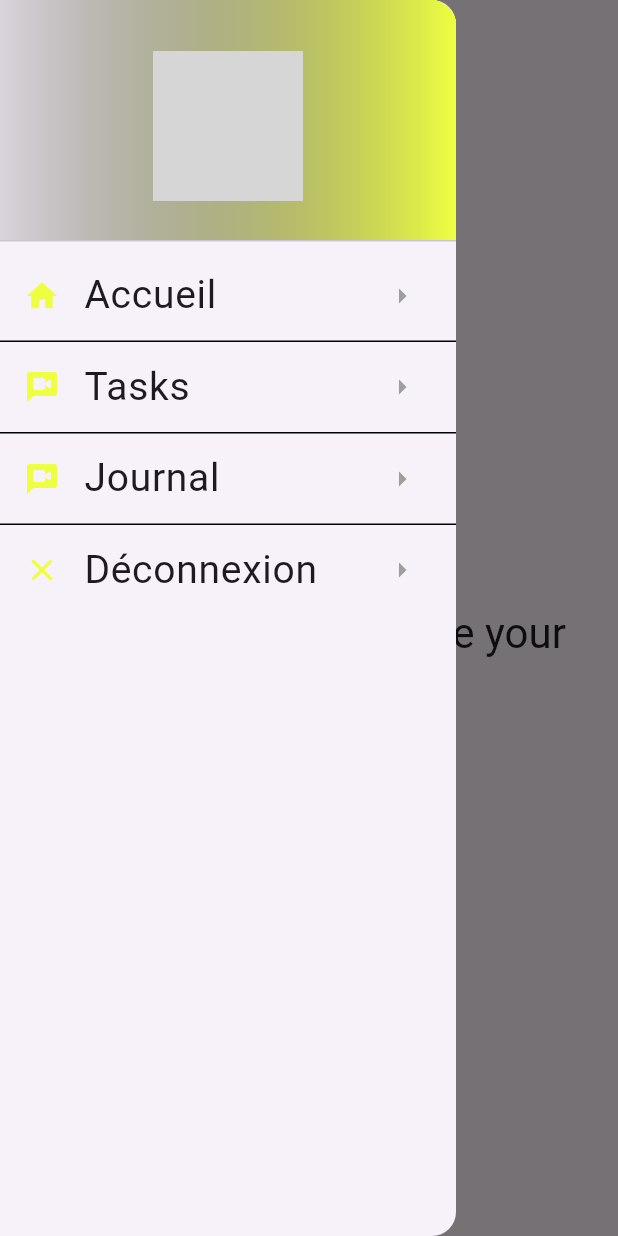
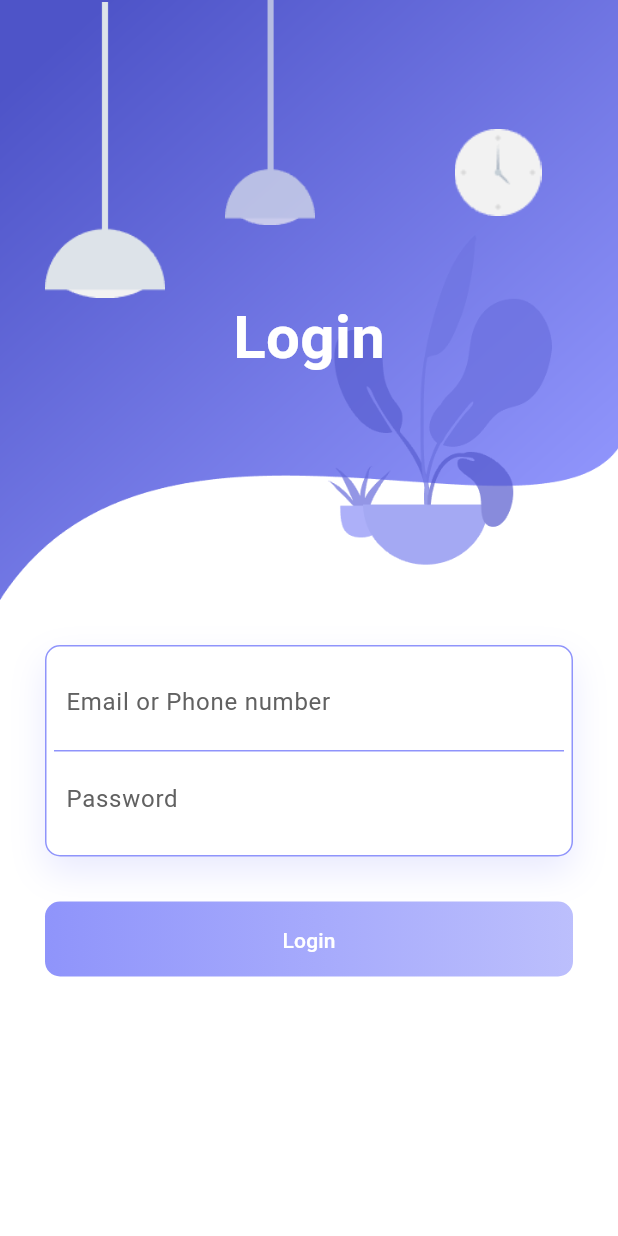
Before and after one commit to Enis-Hachicha/projet_flutter, a Flutter app: the HomePage screen opened by its route, in the side drawer, after a tap on "Déconnexion", on a phone screen of 412 x 824 dp. Run offline on Flutter 3.47's test engine with Material 3 defaults, Android fonts, the phone set to English and light mode, and no system bars; our stand-ins replace animate_do, sqflite; accounts and stored records are empty; grey boxes are pictures that could not be loaded.

Commit message:
last commit

```diff
--- a/lib/main.dart
+++ b/lib/main.dart
@@ -2,6 +2,7 @@ import 'package:flutter/material.dart';
 import 'package:testapp/pages/homePage.dart';
 import 'package:testapp/pages/Tasks.dart';
 import 'package:testapp/pages/Journal.dart';
+import 'package:testapp/pages/loginPage.dart';
 
 void main() {
   runApp(testapp());
@@ -14,6 +15,9 @@ class testapp extends StatelessWidget {
   Widget build(BuildContext context) {
     return MaterialApp(
       routes: {
+        "/login": (context){
+        return LoginPage();
+        },
         "/home": (context){
           return HomePage();
         },
@@ -26,7 +30,7 @@ class testapp extends StatelessWidget {
       },
       debugShowCheckedModeBanner: false,
       theme: ThemeData(primarySwatch: Colors.indigo),
-      initialRoute: "/home",
+      initialRoute: "/login",
     );
   }
 }
--- a/lib/pages/homePage.dart
+++ b/lib/pages/homePage.dart
@@ -11,7 +11,7 @@ class HomePage extends StatelessWidget{
 
       ),
       appBar: AppBar(title: Text("Home Page"),),
-      body: Center(child: Text("This page will try to make your life easier",
+      body: Center(child: Text("Welcome Enis Hachicha",
         style: Theme.of(context).textTheme.headlineMedium,
       ),
       ),
--- /dev/null
+++ b/lib/pages/loginPage.dart
@@ -0,0 +1,164 @@
+import 'package:flutter/material.dart';
+import 'package:animate_do/animate_do.dart';
+
+class LoginPage extends StatelessWidget {
+  final textEmailcontroller = TextEditingController();
+  final textPasswordcontroller = TextEditingController();
+  @override
+  Widget build(BuildContext context) {
+    return Scaffold(
+        backgroundColor: Colors.white,
+        body: SingleChildScrollView(
+          child: Container(
+            child: Column(
+              children: <Widget>[
+                Container(
+                  height: 400,
+                  decoration: BoxDecoration(
+                      image: DecorationImage(
+                          image: AssetImage('assets/images/background.png'),
+                          fit: BoxFit.fill
+                      )
+                  ),
+                  child: Stack(
+                    children: <Widget>[
+                      Positioned(
+                        left: 30,
+                        width: 80,
+                        height: 200,
+                        child: FadeInUp(duration: Duration(seconds: 1), child: Container(
+                          decoration: BoxDecoration(
+                              image: DecorationImage(
+                                  image: AssetImage('assets/images/light-1.png')
+                              )
+                          ),
+                        )),
+                      ),
+                      Positioned(
+                        left: 140,
+                        width: 80,
+                        height: 150,
+                        child: FadeInUp(duration: Duration(milliseconds: 1200), child: Container(
+                          decoration: BoxDecoration(
+                              image: DecorationImage(
+                                  image: AssetImage('assets/images/light-2.png')
+                              )
+                          ),
+                        )),
+                      ),
+                      Positioned(
+                        right: 40,
+                        top: 40,
+                        width: 80,
+                        height: 150,
+                        child: FadeInUp(duration: Duration(milliseconds: 1300), child: Container(
+                          decoration: BoxDecoration(
+                              image: DecorationImage(
+                                  image: AssetImage('assets/images/clock.png')
+                              )
+                          ),
+                        )),
+                      ),
+                      Positioned(
+                        child: FadeInUp(duration: Duration(milliseconds: 1600), child: Container(
+                          margin: EdgeInsets.only(top: 50),
+                          child: Center(
+                            child: Text("Login", style: TextStyle(color: Colors.white, fontSize: 40, fontWeight: FontWeight.bold),),
+                          ),
+                        )),
+                      )
+                    ],
+                  ),
+                ),
+                Padding(
+                  padding: EdgeInsets.all(30.0),
+                  child: Column(
+                    children: <Widget>[
+                      FadeInUp(duration: Duration(milliseconds: 1800), child: Container(
+                        padding: EdgeInsets.all(5),
+                        decoration: BoxDecoration(
+                            color: Colors.white,
+                            borderRadius: BorderRadius.circular(10),
+                            border: Border.all(color: Color.fromRGBO(143, 148, 251, 1)),
+                            boxShadow: [
+                              BoxShadow(
+                                  color: Color.fromRGBO(143, 148, 251, .2),
+                                  blurRadius: 20.0,
+                                  offset: Offset(0, 10)
+                              )
+                            ]
+                        ),
+                        child: Column(
+                          children: <Widget>[
+                            Container(
+                              padding: EdgeInsets.all(8.0),
+                              decoration: BoxDecoration(
+                                  border: Border(bottom: BorderSide(color:  Color.fromRGBO(143, 148, 251, 1)))
+                              ),
+                              child: TextField(
+                                controller: textEmailcontroller,
+                                decoration: InputDecoration(
+                                    border: InputBorder.none,
+                                    hintText: "Email or Phone number",
+                                    hintStyle: TextStyle(color: Colors.grey[700])
+                                ),
+                              ),
+                            ),
+                            Container(
+                              padding: EdgeInsets.all(8.0),
+                              child: TextField(
+                                controller: textPasswordcontroller,
+                                obscureText: true,
+                                decoration: InputDecoration(
+                                    border: InputBorder.none,
+                                    hintText: "Password",
+                                    hintStyle: TextStyle(color: Colors.grey[700])
+                                ),
+                              ),
+                            )
+                          ],
+                        ),
+                      )),
+                      SizedBox(height: 30,),
+                      FadeInUp(duration: Duration(milliseconds: 1900), child: Container(
+                        height: 50,
+                        decoration: BoxDecoration(
+                            borderRadius: BorderRadius.circular(10),
+                            gradient: LinearGradient(
+                                colors: [
+                                  Color.fromRGBO(143, 148, 251, 1),
+                                  Color.fromRGBO(143, 148, 251, .6),
+                                ]
+                            )
+                        ),
+                        child: Center(
+                            child: ElevatedButton(
+                              style: ElevatedButton.styleFrom(backgroundColor: Colors.transparent, shadowColor: Colors.transparent),
+                              onPressed: () {
+                                if(textEmailcontroller.text == "enis" && textPasswordcontroller.text == "123") {
+                                  Navigator.pushNamed(context, "/home");
+                                } else {
+                                  ScaffoldMessenger.of(context).showSnackBar(const SnackBar(
+                                    content: Text("Wrong credentials"),
+                                  ));
+                                }
+                              },
+                              child: Container(
+                                  height: 18,
+                                  width: double.infinity,
+                                  alignment: Alignment.center,
+                                  child: Text("Login", style: TextStyle(color: Colors.white),)),
+                            )
+                        ),
+                      )),
+                      SizedBox(height: 70,),
+                    ],
+                  ),
+                )
+              ],
+            ),
+          ),
+        )
+    );
+  }
+}
--- a/lib/widgets/drawer_widget.dart
+++ b/lib/widgets/drawer_widget.dart
@@ -9,26 +9,32 @@ class MyDrawer extends StatelessWidget{
     return Drawer(
         child: ListView(
           children:[
-            DrawerHeader(
+            const DrawerHeader(
                 decoration: BoxDecoration(
-                    gradient: LinearGradient(
+                    gradient:  LinearGradient(
                         colors: [
-                          Colors.black12,
-                          Colors.limeAccent,
+                          Color.fromRGBO(143, 148, 251, 1),
+                          Color.fromRGBO(143, 148, 251, .6),
                         ]
                     )
                 ),
-                child: Center(
-                  child: CircleAvatar(
-                    backgroundImage: AssetImage("assets/images/147142.png"),
-                    radius: 50,
-                  ),
-                )
+                child: Column(
+                  children: [
+                    Center(
+                      child: CircleAvatar(
+                        backgroundImage: AssetImage("assets/images/pp.jpg"),
+                        radius: 50,
+                      ),
+                    ),
+                    Text("Enis Hachicha")
+                  ],
+                ),
+
             )
             ,
             ListTile(
               title: Text("Accueil", style: TextStyle(fontSize: 26),),
-              leading: Icon(Icons.home, color: Colors.limeAccent,),
+              leading: Icon(Icons.home, color: Colors.purpleAccent,),
               trailing: Icon(Icons.arrow_right,color: Colors.grey,),
               onTap: (){
                 Navigator.of(context).pop();
@@ -39,7 +45,7 @@ class MyDrawer extends StatelessWidget{
             Divider(height: 5, color: Colors.black,),
             ListTile(
               title: Text("Tasks", style: TextStyle(fontSize: 26),),
-              leading: Icon(Icons.voice_chat_rounded, color: Colors.limeAccent,),
+              leading: Icon(Icons.voice_chat_rounded, color: Colors.purpleAccent),
               trailing: Icon(Icons.arrow_right,color: Colors.grey,),
               onTap: (){
                 Navigator.of(context).pop();
@@ -49,7 +55,7 @@ class MyDrawer extends StatelessWidget{
             Divider(height: 5, color: Colors.black,),
             ListTile(
               title: Text("Journal", style: TextStyle(fontSize: 26),),
-              leading: Icon(Icons.voice_chat_rounded, color: Colors.limeAccent,),
+              leading: Icon(Icons.voice_chat_rounded, color: Colors.purpleAccent),
               trailing: Icon(Icons.arrow_right,color: Colors.grey,),
               onTap: (){
                 Navigator.of(context).pop();
@@ -59,10 +65,11 @@ class MyDrawer extends StatelessWidget{
             Divider(height: 5, color: Colors.black,),
             ListTile(
               title: Text("Déconnexion", style: TextStyle(fontSize: 26),),
-              leading: Icon(Icons.close, color: Colors.limeAccent,),
+              leading: Icon(Icons.close, color: Colors.purpleAccent),
               trailing: Icon(Icons.arrow_right,color: Colors.grey,),
               onTap: (){
-
+                Navigator.of(context).pop();
+                Navigator.pushNamed(context, "/login");
               },
             )
           ],
```
Also changed, not shown: lib/dataBase/dataBase.dart (+5 -9 lines), lib/pages/Journal.dart (+6 -6 lines), lib/pages/Tasks.dart (+34 -14 lines), pubspec.yaml (+7 -3 lines), assets/images/background.png (added), assets/images/clock.png (added), assets/images/light-1.png (added), assets/images/light-2.png (added), assets/images/pp.jpg (added), pubspec.lock, 2 other files.
